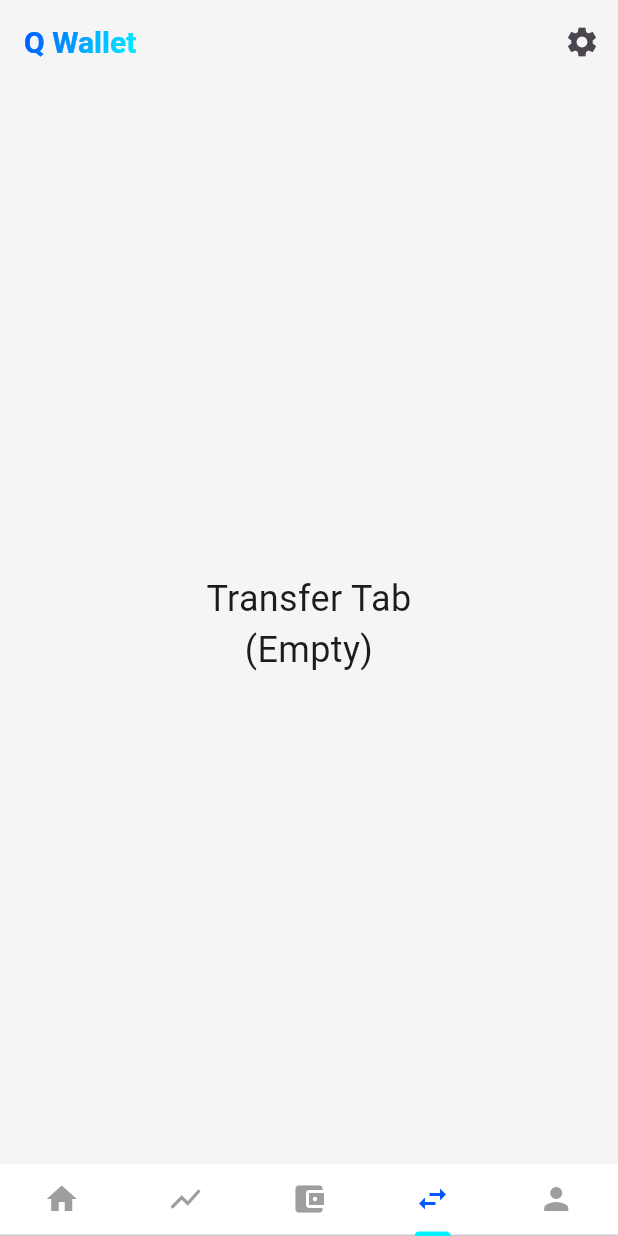
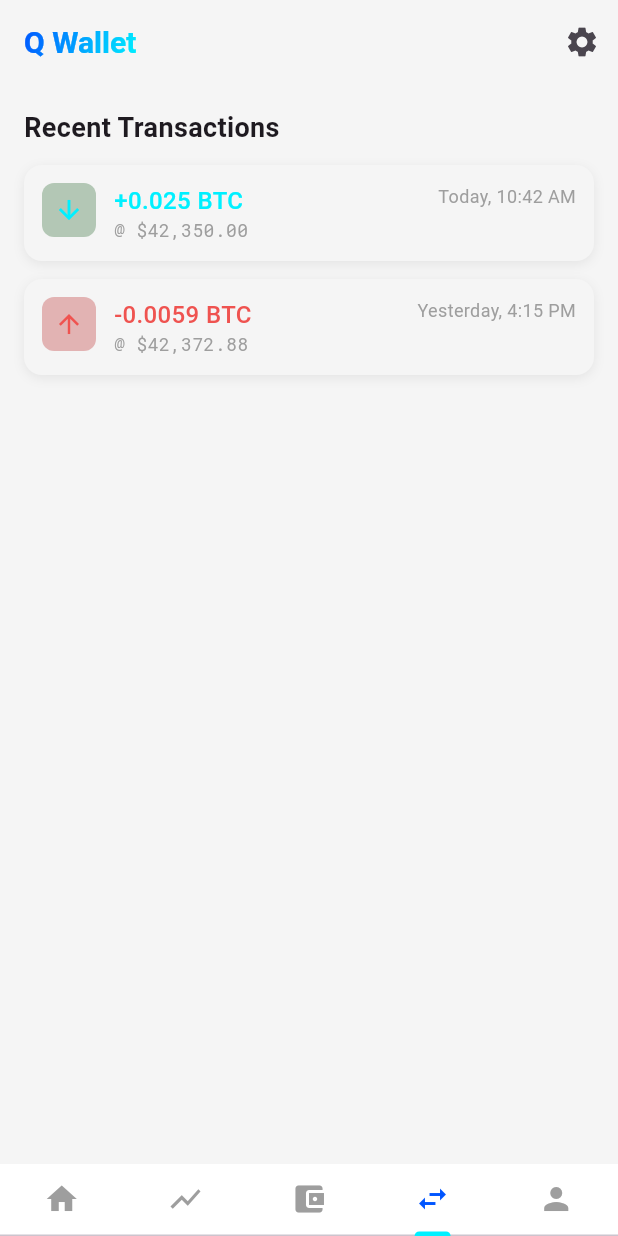
Before and after one commit to zianksm/Eth-Taipei, a Flutter app: the WalletHomePage screen opened directly, item 4 of the bottom bar chosen, on a phone screen of 412 x 824 dp. Run offline on Flutter 3.47's test engine with Material 3 defaults, Android fonts, the phone set to English and light mode, and no system bars; our stand-ins replace firebase_auth, firebase_core, flutter_dotenv, flutter_secure_storage, font_awesome_flutter, google_sign_in; missing offline and left inert: flutter_inappwebview, wallet, web3dart; accounts and stored records are empty.

Commit message:
Added transaction tab

```diff
--- a/frontend/q_wallet/lib/pages/home_page.dart
+++ b/frontend/q_wallet/lib/pages/home_page.dart
@@ -2,7 +2,7 @@ import 'package:flutter/material.dart';
 import 'package:q_wallet/pages/empty_tab_page.dart';
 import 'package:q_wallet/pages/wallet_tab.dart';
 import 'package:q_wallet/pages/order_book_tab.dart';
-
+import 'package:q_wallet/pages/transaction_tab.dart';
 
 class WalletHomePage extends StatefulWidget {
   const WalletHomePage({super.key});
@@ -67,7 +67,7 @@ class _WalletHomePageState extends State<WalletHomePage> with SingleTickerProvid
           OrderBookTab(),
           EmptyTabPage(tabName: 'Stats'),
           WalletTab(),
-          EmptyTabPage(tabName: 'Transfer'),
+          TransactionTab(),
           EmptyTabPage(tabName: 'Profile'),
         ],
       ),
--- /dev/null
+++ b/frontend/q_wallet/lib/pages/transaction_tab.dart
@@ -0,0 +1,172 @@
+import 'package:flutter/material.dart';
+
+class TransactionTab extends StatelessWidget {
+  const TransactionTab({super.key});
+
+  @override
+  Widget build(BuildContext context) {
+    const qAccent = Color(0xFF00F0FF);
+    const qGray = Color(0xFFF5F5F5);
+
+    return Padding(
+      padding: const EdgeInsets.all(16.0), // Adds margin around the entire widget
+      child: Column(
+        crossAxisAlignment: CrossAxisAlignment.start,
+        children: [
+          const Text(
+            'Recent Transactions',
+            style: TextStyle(fontSize: 18, fontWeight: FontWeight.bold),
+          ),
+          const SizedBox(height: 12),
+
+          // Transaction 1: Buy
+          Container(
+            padding: const EdgeInsets.all(12),
+            decoration: BoxDecoration(
+              color: qGray,
+              borderRadius: BorderRadius.circular(12),
+              boxShadow: [
+                BoxShadow(
+                  color: Colors.grey.withOpacity(0.2),
+                  blurRadius: 6,
+                  offset: const Offset(0, 2),
+                ),
+              ],
+            ),
+            child: Row(
+              mainAxisAlignment: MainAxisAlignment.spaceBetween,
+              crossAxisAlignment: CrossAxisAlignment.start,
+              children: [
+                Row(
+                  crossAxisAlignment: CrossAxisAlignment.start,
+                  children: [
+                    Container(
+                      padding: const EdgeInsets.all(8),
+                      decoration: BoxDecoration(
+                        color: Colors.green[900]!.withOpacity(0.3),
+                        borderRadius: BorderRadius.circular(8),
+                      ),
+                      child: const Icon(Icons.arrow_downward, color: qAccent, size: 20),
+                    ),
+                    const SizedBox(width: 12),
+                    Flexible(
+                      child: Column(
+                        crossAxisAlignment: CrossAxisAlignment.start,
+                        children: [
+                          Text(
+                            '+0.025 BTC',
+                            style: TextStyle(
+                              fontSize: 16,
+                              fontWeight: FontWeight.w500,
+                              color: qAccent,
+                            ),
+                            softWrap: true,
+                          ),
+                          Text(
+                            '@ \$42,350.00',
+                            style: const TextStyle(
+                              fontSize: 12,
+                              color: Colors.grey,
+                              fontFamily: 'RobotoMono',
+                            ),
+                            softWrap: true,
+                          ),
+                        ],
+                      ),
+                    ),
+                  ],
+                ),
+                Flexible(
+                  child: Column(
+                    crossAxisAlignment: CrossAxisAlignment.end,
+                    children: [
+                      Text(
+                        'Today, 10:42 AM',
+                        style: const TextStyle(fontSize: 12, color: Colors.grey),
+                        softWrap: true,
+                      ),
+                    ],
+                  ),
+                ),
+              ],
+            ),
+          ),
+          const SizedBox(height: 12),
+
+          // Transaction 2: Sell
+          Container(
+            padding: const EdgeInsets.all(12),
+            decoration: BoxDecoration(
+              color: qGray,
+              borderRadius: BorderRadius.circular(12),
+              boxShadow: [
+                BoxShadow(
+                  color: Colors.grey.withOpacity(0.2),
+                  blurRadius: 6,
+                  offset: const Offset(0, 2),
+                ),
+              ],
+            ),
+            child: Row(
+              mainAxisAlignment: MainAxisAlignment.spaceBetween,
+              crossAxisAlignment: CrossAxisAlignment.start,
+              children: [
+                Row(
+                  crossAxisAlignment: CrossAxisAlignment.start,
+                  children: [
+                    Container(
+                      padding: const EdgeInsets.all(8),
+                      decoration: BoxDecoration(
+                        color: Colors.red[900]!.withOpacity(0.3),
+                        borderRadius: BorderRadius.circular(8),
+                      ),
+                      child: Icon(Icons.arrow_upward, color: Colors.red[400], size: 20),
+                    ),
+                    const SizedBox(width: 12),
+                    Flexible(
+                      child: Column(
+                        crossAxisAlignment: CrossAxisAlignment.start,
+                        children: [
+                          Text(
+                            '-0.0059 BTC',
+                            style: TextStyle(
+                              fontSize: 16,
+                              fontWeight: FontWeight.w500,
+                              color: Colors.red[400],
+                            ),
+                            softWrap: true,
+                          ),
+                          Text(
+                            '@ \$42,372.88',
+                            style: const TextStyle(
+                              fontSize: 12,
+                              color: Colors.grey,
+                              fontFamily: 'RobotoMono',
+                            ),
+                            softWrap: true,
+                          ),
+                        ],
+                      ),
+                    ),
+                  ],
+                ),
+                Flexible(
+                  child: Column(
+                    crossAxisAlignment: CrossAxisAlignment.end,
+                    children: [
+                      Text(
+                        'Yesterday, 4:15 PM',
+                        style: const TextStyle(fontSize: 12, color: Colors.grey),
+                        softWrap: true,
+                      ),
+                    ],
+                  ),
+                ),
+              ],
+            ),
+          ),
+        ],
+      ),
+    );
+  }
+}
```
